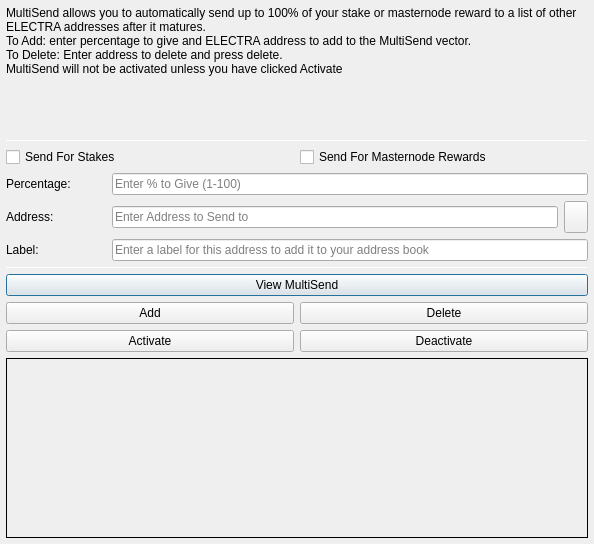
electracoin-ECA/electra-archive, file src/qt/forms/multisenddialog.ui: the form before one commit.
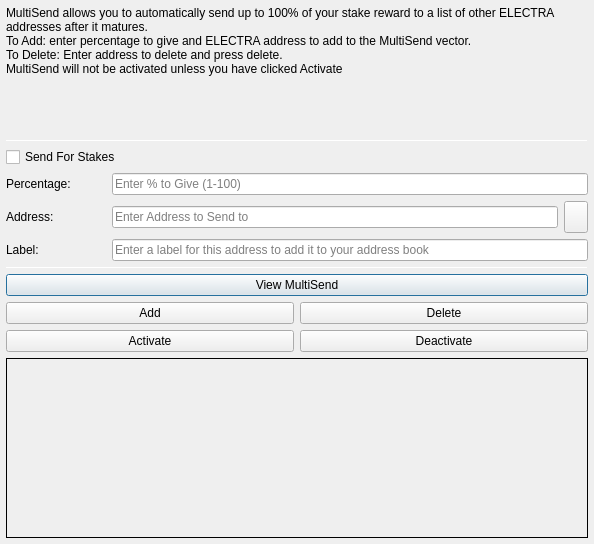
The form after the commit. Icons and pictures are not drawn.

Diff of the .ui file:
```diff
--- a/src/qt/forms/multisenddialog.ui
+++ b/src/qt/forms/multisenddialog.ui
@@ -28,10 +28,10 @@
         <number>1</number>
        </property>
        <property name="text">
-        <string>MultiSend allows you to automatically send up to 100% of your stake or masternode reward to a list of other ELECTRA addresses after it matures.
+        <string>MultiSend allows you to automatically send up to 100% of your stake reward to a list of other ELECTRA addresses after it matures.
 To Add: enter percentage to give and ELECTRA address to add to the MultiSend vector.
 To Delete: Enter address to delete and press delete.
-MultiSend will not be activated unless you have clicked Activate</string>
+MultiSend will not be activated unless you have clicked Activate</string> <!--or masternode -->
        </property>
        <property name="alignment">
         <set>Qt::AlignLeading|Qt::AlignLeft|Qt::AlignTop</set>
@@ -71,6 +71,7 @@
            </property>
           </widget>
          </item>
+         <!--
          <item>
           <widget class="QCheckBox" name="multiSendMasternodeCheckBox">
            <property name="text">
@@ -78,6 +79,7 @@
            </property>
           </widget>
          </item>
+         -->
         </layout>
        </item>
        <item>
```
